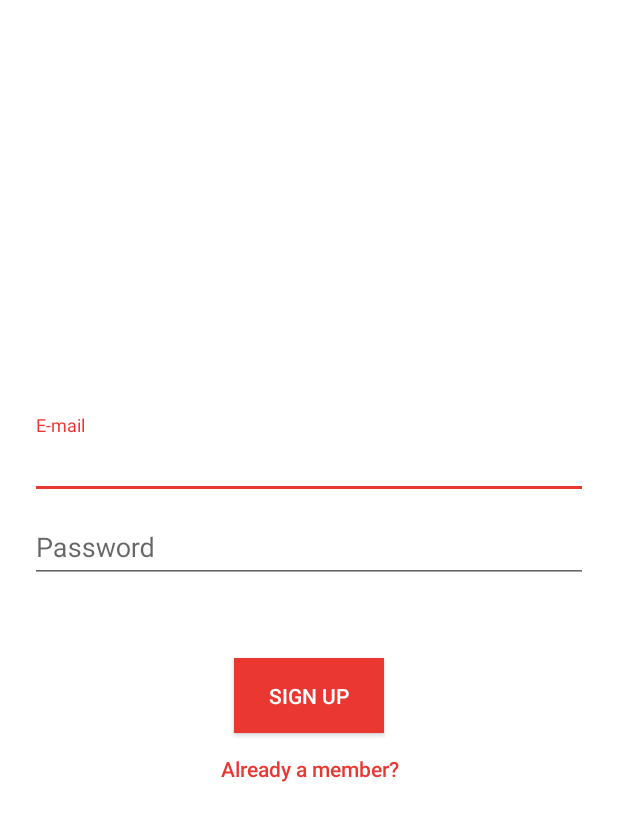
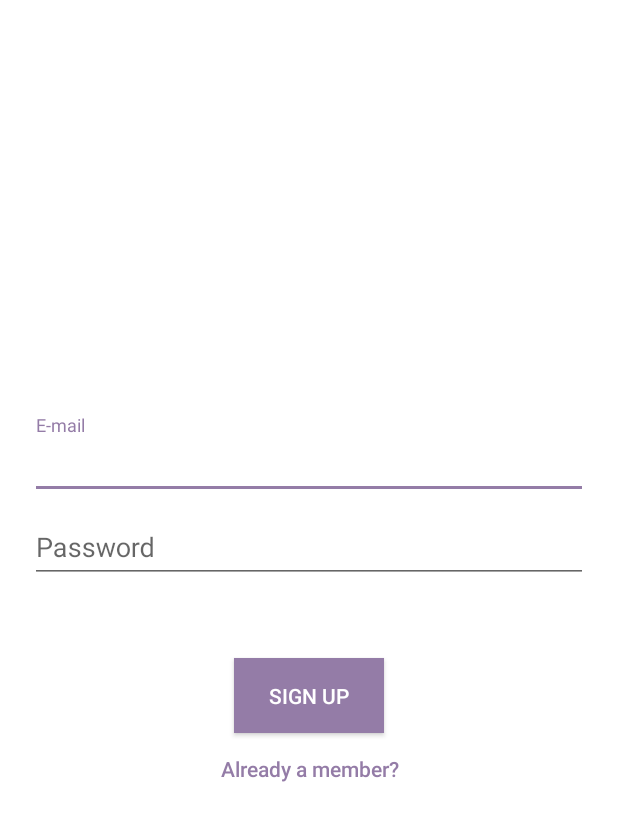
Before and after one commit to nasreekar/GeoNotes, an Android app: the RegisterActivity screen opened directly, with no data from a screen before it, on a phone screen of 412 x 824 dp. Shown: the top 821 px of the screen. Run offline under Robolectric (Android 15) with nearby library versions, the phone set to English and light mode, and no system bars; our stand-ins replace ButterKnife, Firebase (no records; nobody signed in at launch, a user with empty details on screens opened directly).

Commit message:
change accent color to match logo color

```diff
--- a/app/src/main/res/values/colors.xml
+++ b/app/src/main/res/values/colors.xml
@@ -2,7 +2,7 @@
 <resources>
     <color name="colorPrimary">#111</color>
     <color name="colorPrimaryDark">#FFF</color>
-    <color name="colorAccent">#ea3732</color>
+    <color name="colorAccent">#947CA7</color>
     <color name="bg_row_background">#fa315b</color>
     <color name="item_name">#535353</color>
     <color name="description">#a9a9a9</color>
```
